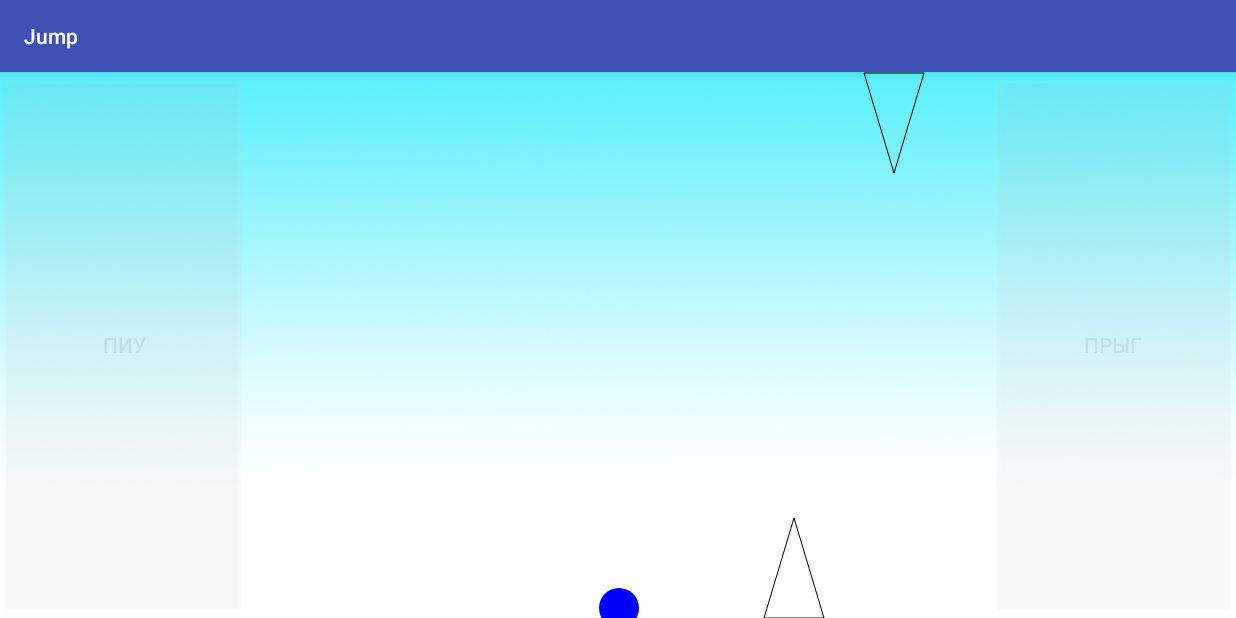
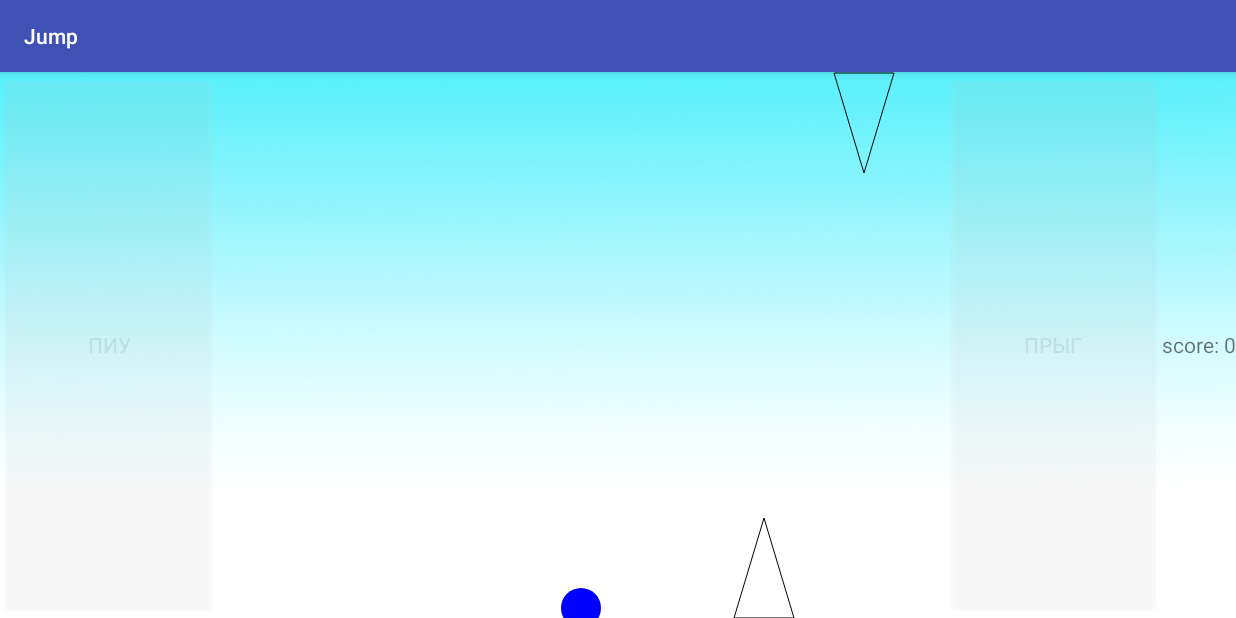
Before and after one commit to AlinaUsh/Jump_1, an Android app: the Lvl1 screen opened directly, with no data from a screen before it, on a phone screen of 824 x 412 dp (held sideways). Run offline under Robolectric (Android 15) with nearby library versions, the phone set to English and light mode, and no system bars.

Commit message:
Scoreable!!!

```diff
--- a/app/src/main/java/com/example/harrix/jump/Draw.kt
+++ b/app/src/main/java/com/example/harrix/jump/Draw.kt
@@ -19,6 +19,7 @@ class Draw (context : Context,var relief : ArrayList<ObjectRelief>) : View(conte
     var x = -2
     val dx = 50
     var y = -1
+    var l = 0
 
     //обьявляем игрока
 
@@ -65,7 +66,7 @@ class Draw (context : Context,var relief : ArrayList<ObjectRelief>) : View(conte
             dh += dy;
             if (dh >= hOfJump)
                 dy *= -1
-            paint.color = Draw.color
+            paint.color = color
             canvas.drawCircle((canvas.width / 2).toFloat(), (y0 - dh - 10).toFloat(), 20f, paint)
             //отрисовка объекта
             //проверка препядствий
@@ -74,7 +75,7 @@ class Draw (context : Context,var relief : ArrayList<ObjectRelief>) : View(conte
                 dy = 3
             }
         } else {
-            paint.color = Draw.color
+            paint.color = color
             dy = 3
             canvas.drawCircle((canvas.width / 2).toFloat(), (y0 - 10).toFloat(), 20f, paint)
             //отрисовка объекта
@@ -92,5 +93,12 @@ class Draw (context : Context,var relief : ArrayList<ObjectRelief>) : View(conte
         //
 
         invalidate()
+        l++
+
+        if(context is Scoreable) {
+            (context as Scoreable).updateScore(l)
+        }
+
+
     }
 }
--- a/app/src/main/java/com/example/harrix/jump/Lvl1.kt
+++ b/app/src/main/java/com/example/harrix/jump/Lvl1.kt
@@ -6,39 +6,42 @@ import android.support.v7.app.AppCompatActivity
 import android.widget.LinearLayout
 import kotlinx.android.synthetic.main.activity_lvl1.*
 
-class Lvl1 : AppCompatActivity() {
+class Lvl1 : AppCompatActivity() , Scoreable {
+    override fun updateScore(score: Int) {
+        passive_text.text="score: ${score / 10}"
+    }
 
     val relief : ArrayList<ObjectRelief> = ArrayList()
-
     override fun onCreate(savedInstanceState: Bundle?) {
         super.onCreate(savedInstanceState)
         setContentView(R.layout.activity_lvl1)
 
-        relief.add(Triangle(550,-1,-1))
-        relief.add(Triangle(650,1,1))
-        relief.add(Triangle(1020,-1,-1))
-        relief.add(Triangle(1400,-1,-1))
-        relief.add(Triangle(1460,-1,-1))
-        relief.add(Triangle(1560,1,1))
-        relief.add(Triangle(1660,-1,-1))
-        relief.add(Triangle(1760,1,1))
-        relief.add(Triangle(1900,-1,-1))
-        relief.add(Triangle(1960,-1,-1))
-        relief.add(Triangle(2070,2,1))
-        relief.add(Triangle(2130,2,1))
-        relief.add(Triangle(2190,2,1))
-        relief.add(Triangle(2290,-1,-1))
-        relief.add(Triangle(2560,-1,-1))
-        relief.add(Triangle(2860,-1,-1))
-        relief.add(Triangle(3000,2,1))
-        relief.add(Triangle(3060,2,1))
+        relief.add(Triangle(550, -1, -1))
+        relief.add(Triangle(650, 1, 1))
+        relief.add(Triangle(1020, -1, -1))
+        relief.add(Triangle(1400, -1, -1))
+        relief.add(Triangle(1460, -1, -1))
+        relief.add(Triangle(1560, 1, 1))
+        relief.add(Triangle(1660, -1, -1))
+        relief.add(Triangle(1760, 1, 1))
+        relief.add(Triangle(1900, -1, -1))
+        relief.add(Triangle(1960, -1, -1))
+        relief.add(Triangle(2070, 2, 1))
+        relief.add(Triangle(2130, 2, 1))
+        relief.add(Triangle(2190, 2, 1))
+        relief.add(Triangle(2290, -1, -1))
+        relief.add(Triangle(2560, -1, -1))
+        relief.add(Triangle(2860, -1, -1))
+        relief.add(Triangle(3000, 2, 1))
+        relief.add(Triangle(3060, 2, 1))
 
         val lay = findViewById<LinearLayout>(R.id.layout_1)
 
-        val draw = Draw(this,relief)
+        val draw = Draw(this, relief)
 
         lay.addView(draw)
 
-        but2_1.setOnClickListener{draw.touch = true}
+        but2_1.setOnClickListener { draw.touch = true }
     }
+
 }
--- /dev/null
+++ b/app/src/main/java/com/example/harrix/jump/Scoreable.kt
@@ -0,0 +1,5 @@
+package com.example.harrix.jump
+
+interface Scoreable {
+    fun updateScore(score: Int)
+}
--- a/app/src/main/java/com/example/harrix/jump/Start.kt
+++ b/app/src/main/java/com/example/harrix/jump/Start.kt
@@ -5,7 +5,10 @@ import android.os.Bundle
 import android.widget.LinearLayout
 import kotlinx.android.synthetic.main.activity_start.*
 
-class Start : AppCompatActivity() {
+class Start : AppCompatActivity(), Scoreable {
+    override fun updateScore(score: Int) {
+        passive_text.text="score: ${score / 10}"
+    }
 
 
     val relief : ArrayList<ObjectRelief> = ArrayList()
@@ -41,4 +44,5 @@ class Start : AppCompatActivity() {
 
         but2.setOnClickListener { draw.touch = true}
     }
+
 }
--- a/app/src/main/res/layout/activity_lvl1.xml
+++ b/app/src/main/res/layout/activity_lvl1.xml
@@ -31,5 +31,10 @@
         android:layout_weight="2"
         android:alpha="0.1"
         android:text="ПРЫГ" />
+    <TextView
+        android:layout_width="wrap_content"
+        android:layout_height="wrap_content"
+        android:id="@+id/passive_text"
+        />
 
 </LinearLayout>
--- a/app/src/main/res/layout/activity_start.xml
+++ b/app/src/main/res/layout/activity_start.xml
@@ -33,4 +33,10 @@
         android:alpha="0.1"
         android:text="ПРЫГ" />
 
+    <TextView
+        android:layout_width="wrap_content"
+        android:layout_height="wrap_content"
+        android:id="@+id/passive_text"
+        />
+
 </LinearLayout>
```
Also changed, not shown: 3 other files.
